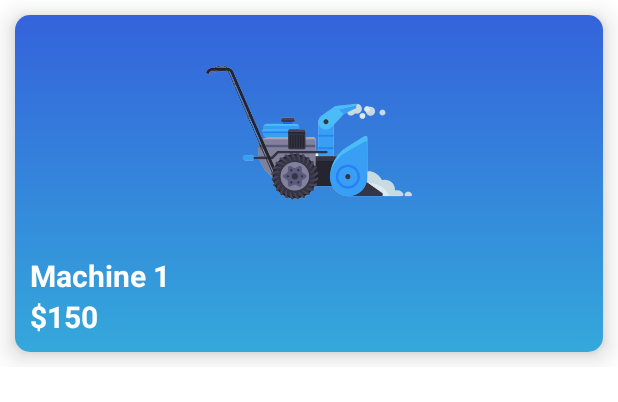
After one commit to Iam-Karan/SnowRemoverAndroid, an Android app: the layout home_screen_card.xml on its own in the app's theme, with its tools: preview values and no code run, on a phone screen of 412 x 824 dp. The commit adds this screen. Shown: the top 402 px of the screen. Run offline under Robolectric (Android 15) with nearby library versions, the phone set to English and light mode, and no system bars.

Commit message:
Fetch data from Database into home screen - create recycler view - create card for products - fetch data from database into recyclerview

```diff
--- a/app/build.gradle
+++ b/app/build.gradle
@@ -48,4 +48,5 @@ dependencies {
     androidTestImplementation 'androidx.test.espresso:espresso-core:3.4.0'
     implementation 'com.airbnb.android:lottie:5.0.3'
     implementation 'com.shobhitpuri.custombuttons:google-signin:1.1.0'
+    implementation 'com.squareup.picasso:picasso:2.71828'
 }
--- a/app/src/main/res/layout/activity_home_screen.xml
+++ b/app/src/main/res/layout/activity_home_screen.xml
@@ -16,7 +16,7 @@
     <com.google.android.material.bottomnavigation.BottomNavigationView
         android:id="@+id/nav_view"
         android:layout_width="match_parent"
-        android:layout_height="70dp"
+        android:layout_height="?actionBarSize"
         app:menu="@menu/bottom_nav_menu"
         android:background="@color/blue"
         app:backgroundColor="@color/blue"
--- /dev/null
+++ b/app/src/main/res/layout/home_screen_card.xml
@@ -0,0 +1,65 @@
+<?xml version="1.0" encoding="utf-8"?>
+<LinearLayout xmlns:android="http://schemas.android.com/apk/res/android"
+    xmlns:app="http://schemas.android.com/apk/res-auto"
+    android:layout_width="match_parent"
+    android:layout_height="wrap_content"
+    android:orientation="vertical">
+
+    <com.google.android.material.card.MaterialCardView
+        android:id="@+id/home_card"
+        android:layout_width="match_parent"
+        android:layout_height="wrap_content"
+        app:cardCornerRadius="10dp"
+        android:outlineSpotShadowColor="@color/black"
+        app:cardElevation="10dp"
+        android:elevation="10dp"
+        android:clickable="true"
+        android:clipToPadding="false"
+        android:clipChildren="false"
+        android:layout_margin="10dp"
+        app:cardPreventCornerOverlap="false">
+
+        <RelativeLayout
+            android:layout_width="match_parent"
+            android:layout_height="wrap_content"
+            android:background="@drawable/card_background"
+            android:padding="10dp">
+            <ImageView
+                android:id="@+id/home_screen_image"
+                android:layout_width="match_parent"
+                android:layout_height="150dp"
+                android:src="@drawable/toolone"/>
+            <LinearLayout
+                android:layout_below="@+id/home_screen_image"
+                android:layout_width="match_parent"
+                android:layout_height="wrap_content"
+                android:orientation="vertical">
+
+                <TextView
+                    android:id="@+id/home_screen_name"
+                    android:layout_width="match_parent"
+                    android:layout_height="wrap_content"
+                    android:text="Machine 1"
+                    android:textSize="20sp"
+                    android:textColor="@color/white"
+                    android:textStyle="bold"
+                    android:layout_alignParentBottom="true"
+                    android:layout_alignParentStart="true"
+                    android:maxLines="1"/>
+
+                <TextView
+                    android:id="@+id/home_screen_price"
+                    android:layout_width="match_parent"
+                    android:layout_height="wrap_content"
+                    android:text="$150"
+                    android:textSize="20sp"
+                    android:textColor="@color/white"
+                    android:textStyle="bold"
+                    android:layout_alignParentBottom="true"
+                    android:layout_alignParentEnd="true"/>
+            </LinearLayout>
+        </RelativeLayout>
+
+    </com.google.android.material.card.MaterialCardView>
+
+</LinearLayout>
```
Also changed, not shown: app/src/main/java/com/snowremover/snowremoverandroid/HomePageRecyclerView.java (added, +67 -0 lines), app/src/main/java/com/snowremover/snowremoverandroid/ProductData.java (added, +48 -0 lines), app/src/main/java/com/snowremover/snowremoverandroid/ui/home/HomeFragment.java (+52 -2 lines), app/src/main/res/layout/fragment_home.xml (+8 -14 lines), app/src/main/res/drawable/toolone.png (added).
